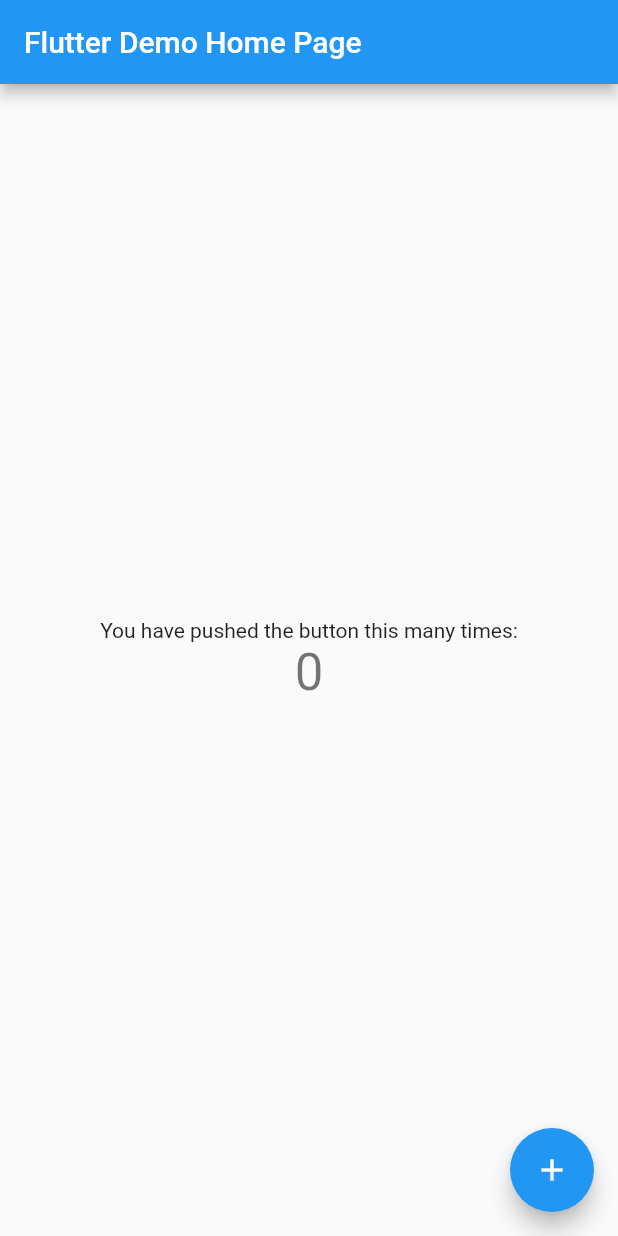
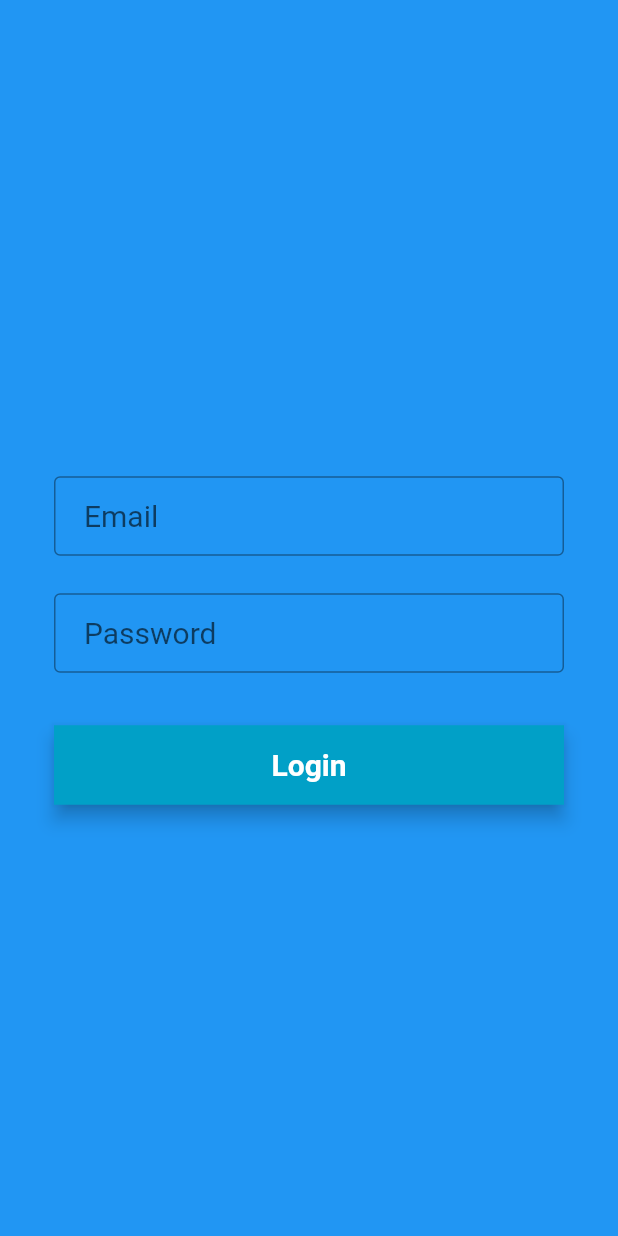
Before and after one commit to ivletest/spent, a Flutter app: the screen it shows after launch, on a phone screen of 412 x 824 dp. Run offline on Flutter 3.47's test engine with Material 2 defaults, Android fonts, the phone set to English and light mode, and no system bars; Roboto replaces fonts that are missing (Montserrat).

Commit message:
updated login screen

```diff
--- a/mobile_app/lib/main.dart
+++ b/mobile_app/lib/main.dart
@@ -9,18 +9,9 @@
     return MaterialApp(
       title: 'Flutter Demo',
       theme: ThemeData(
-        // This is the theme of your application.
-        //
-        // Try running your application with "flutter run". You'll see the
-        // application has a blue toolbar. Then, without quitting the app, try
-        // changing the primarySwatch below to Colors.green and then invoke
-        // "hot reload" (press "r" in the console where you ran "flutter run",
-        // or simply save your changes to "hot reload" in a Flutter IDE).
-        // Notice that the counter didn't reset back to zero; the application
-        // is not restarted.
-        primarySwatch: Colors.blue,
+        primarySwatch: Colors.blueGrey,
       ),
-      home: MyHomePage(title: 'Flutter Demo Home Page'),
+      home: MyHomePage(title: 'Onaka be'),
     );
   }
 }
@@ -44,37 +35,42 @@
 }
 
 class _MyHomePageState extends State<MyHomePage> {
-  int _counter = 0;
-
-  void _incrementCounter() {
-    setState(() {
-      // This call to setState tells the Flutter framework that something has
-      // changed in this State, which causes it to rerun the build method below
-      // so that the display can reflect the updated values. If we changed
-      // _counter without calling setState(), then the build method would not be
-      // called again, and so nothing would appear to happen.
-      _counter++;
-    });
-  }
+  TextStyle style = TextStyle(fontFamily: 'Montserrat', fontSize: 20.0);
 
   @override
   Widget build(BuildContext context) {
-    // This method is rerun every time setState is called, for instance as done
-    // by the _incrementCounter method above.
-    //
-    // The Flutter framework has been optimized to make rerunning build methods
-    // fast, so that you can just rebuild anything that needs updating rather
-    // than having to individually change instances of widgets.
+    final emailField = TextField(
+        obscureText: false,
+        style: style,
+        decoration: InputDecoration(
+            contentPadding: EdgeInsets.fromLTRB(20.0, 15.0, 20.0, 15.0),
+            hintText: "Email",
+            border: OutlineInputBorder()));
+    final passwordField = TextField(
+        obscureText: true,
+        style: style,
+        decoration: InputDecoration(
+            contentPadding: EdgeInsets.fromLTRB(20.0, 15.0, 20.0, 15.0),
+            hintText: "Password",
+            border: OutlineInputBorder()));
+    final loginButon = Material(
+      elevation: 5.0,
+      color: Color(0xff01A0C7),
+      child: MaterialButton(
+        minWidth: MediaQuery.of(context).size.width,
+        padding: EdgeInsets.fromLTRB(20.0, 15.0, 20.0, 15.0),
+        onPressed: () {},
+        child: Text("Login",
+            textAlign: TextAlign.center,
+            style: style.copyWith(
+                color: Colors.white, fontWeight: FontWeight.bold)),
+      ),
+    );
+
     return Scaffold(
-      appBar: AppBar(
-        // Here we take the value from the MyHomePage object that was created by
-        // the App.build method, and use it to set our appbar title.
-        title: Text(widget.title),
-      ),
       body: Center(
-        // Center is a layout widget. It takes a single child and positions it
-        // in the middle of the parent.
-        child: Column(
+        child: Container(
+          color: Colors.blue,
           // Column is also a layout widget. It takes a list of children and
           // arranges them vertically. By default, it sizes itself to fit its
           // children horizontally, and tries to be as tall as its parent.
@@ -89,23 +85,35 @@
           // center the children vertically; the main axis here is the vertical
           // axis because Columns are vertical (the cross axis would be
           // horizontal).
-          mainAxisAlignment: MainAxisAlignment.center,
-          children: <Widget>[
-            Text(
-              'You have pushed the button this many times:',
+          child: Padding(
+            padding: const EdgeInsets.all(36.0),
+            child: Column(
+              crossAxisAlignment: CrossAxisAlignment.center,
+              mainAxisAlignment: MainAxisAlignment.center,
+              children: <Widget>[
+                // SizedBox(
+                //   height: 155.0,
+                //   child: Image.asset(
+                //     "assets/logo.png",
+                //     fit: BoxFit.contain,
+                //   ),
+                // ),
+                SizedBox(height: 45.0),
+                emailField,
+                SizedBox(height: 25.0),
+                passwordField,
+                SizedBox(
+                  height: 35.0,
+                ),
+                loginButon,
+                SizedBox(
+                  height: 15.0,
+                ),
+              ],
             ),
-            Text(
-              '$_counter',
-              style: Theme.of(context).textTheme.display1,
-            ),
-          ],
+          ),
         ),
       ),
-      floatingActionButton: FloatingActionButton(
-        onPressed: _incrementCounter,
-        tooltip: 'Increment',
-        child: Icon(Icons.add),
-      ), // This trailing comma makes auto-formatting nicer for build methods.
     );
   }
 }
```
